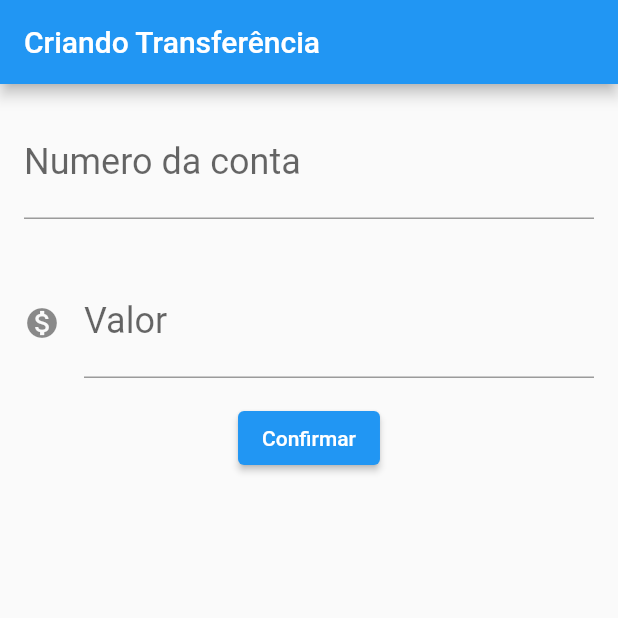
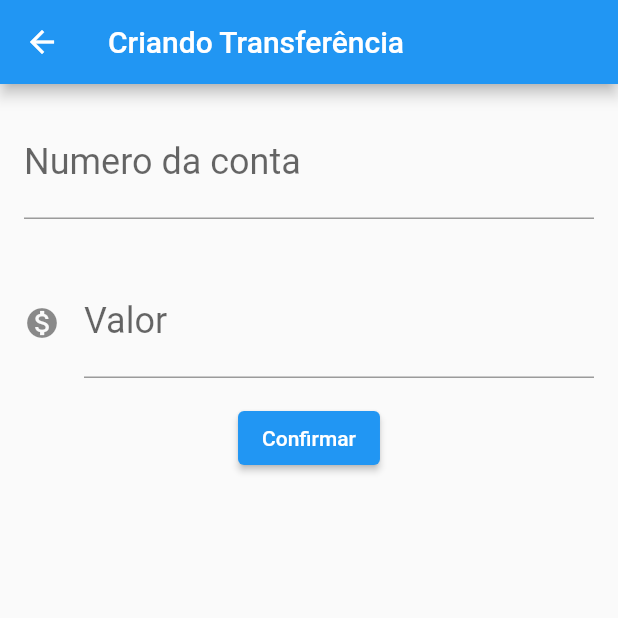
Before and after one commit to JeanCamargoReal/bytebank, a Flutter app: the FormularioTransferencia screen opened directly, after a tap on "Confirmar", on a phone screen of 412 x 824 dp, the top half of it. Run offline on Flutter 3.47's test engine with Material 2 defaults, Android fonts, the phone set to English and light mode, and no system bars.

Commit message:
integrating the list with the form

```diff
--- a/lib/main.dart
+++ b/lib/main.dart
@@ -11,7 +11,7 @@ class BytbankApp extends StatelessWidget {
   Widget build(BuildContext context) {
     return MaterialApp(
       home: Scaffold(
-        body: FormularioTransferencia(),
+        body: ListaTranferencias(),
       ),
     );
   }
@@ -44,17 +44,20 @@ class FormularioTransferencia extends StatelessWidget {
               icone: Icons.monetization_on,
             ),
             ElevatedButton(
-                onPressed: () => _criaTransferencia(), child: Text('Confirmar'))
+                onPressed: () => _criaTransferencia(context),
+                child: Text('Confirmar')),
           ],
         ));
   }
 
-  void _criaTransferencia() {
+  void _criaTransferencia(BuildContext context) {
     final int? numeroConta = int.tryParse(_controladorCampoNumeroConta.text);
     final double? valor = double.tryParse(_controladorCampoValor.text);
     if (numeroConta != null && valor != null) {
-      final trasferenciaCriada = Transferencia(valor, numeroConta);
-      debugPrint('$trasferenciaCriada');
+      final transferenciaCriada = Transferencia(valor, numeroConta);
+      debugPrint('Criando transferência');
+      debugPrint('$transferenciaCriada');
+      Navigator.pop(context, transferenciaCriada);
     }
   }
 }
@@ -107,8 +110,17 @@ class ListaTranferencias extends StatelessWidget {
         ],
       ),
       floatingActionButton: FloatingActionButton(
-        onPressed: () {},
         child: Icon(Icons.add),
+        onPressed: () {
+          final Future<Transferencia?> future =
+              Navigator.push(context, MaterialPageRoute(builder: (context) {
+            return FormularioTransferencia();
+          }));
+          future.then((transferenciaRecebida) {
+            debugPrint('chegou no then do future');
+            debugPrint('$transferenciaRecebida');
+          });
+        },
       ),
     );
   }
```
Also changed, not shown: 10 other files.
